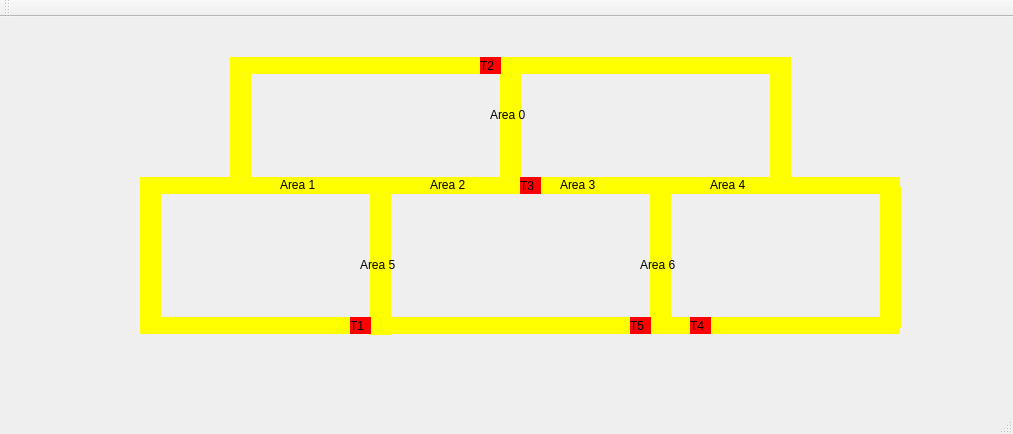
Before: the Qt Designer form mainwindow.ui in Ezeque/Projeto_2_SO, drawn with Qt 5.
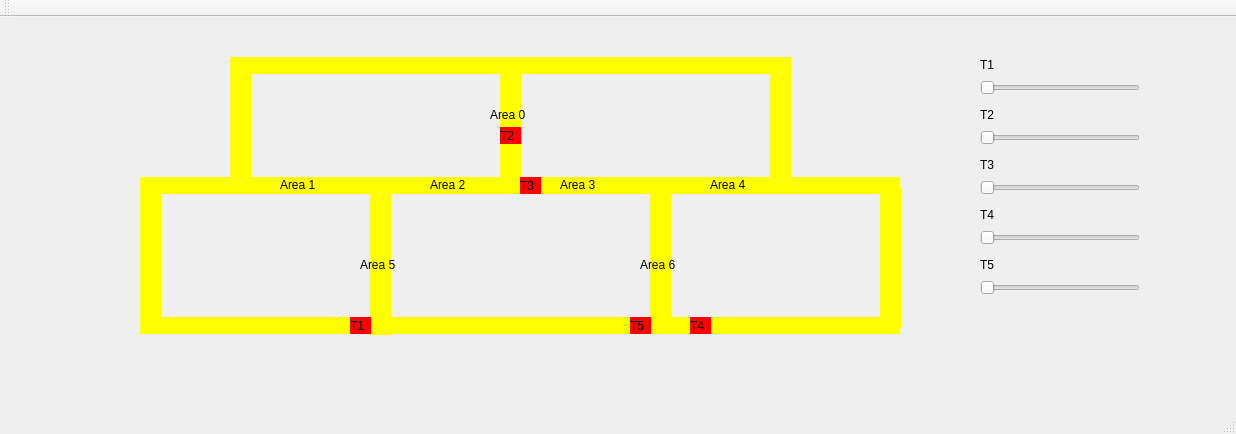
After: the same form once the commit is applied.

Commit message: adicionados sliders de velocidade

```diff
--- a/mainwindow.ui
+++ b/mainwindow.ui
@@ -6,7 +6,7 @@
    <rect>
     <x>0</x>
     <y>0</y>
-    <width>1013</width>
+    <width>1236</width>
     <height>434</height>
    </rect>
   </property>
@@ -241,8 +241,8 @@
    <widget class="QLabel" name="label_trem2">
     <property name="geometry">
      <rect>
-      <x>480</x>
-      <y>40</y>
+      <x>500</x>
+      <y>110</y>
       <width>21</width>
       <height>17</height>
      </rect>
@@ -425,6 +425,136 @@
      <string>Area 6</string>
     </property>
    </widget>
+   <widget class="QSlider" name="velocidadeT1">
+    <property name="geometry">
+     <rect>
+      <x>980</x>
+      <y>60</y>
+      <width>160</width>
+      <height>22</height>
+     </rect>
+    </property>
+    <property name="orientation">
+     <enum>Qt::Horizontal</enum>
+    </property>
+   </widget>
+   <widget class="QSlider" name="velocidadeT2">
+    <property name="geometry">
+     <rect>
+      <x>980</x>
+      <y>110</y>
+      <width>160</width>
+      <height>22</height>
+     </rect>
+    </property>
+    <property name="orientation">
+     <enum>Qt::Horizontal</enum>
+    </property>
+   </widget>
+   <widget class="QSlider" name="velocidadeT3">
+    <property name="geometry">
+     <rect>
+      <x>980</x>
+      <y>160</y>
+      <width>160</width>
+      <height>22</height>
+     </rect>
+    </property>
+    <property name="orientation">
+     <enum>Qt::Horizontal</enum>
+    </property>
+   </widget>
+   <widget class="QSlider" name="velocidadeT4">
+    <property name="geometry">
+     <rect>
+      <x>980</x>
+      <y>210</y>
+      <width>160</width>
+      <height>22</height>
+     </rect>
+    </property>
+    <property name="orientation">
+     <enum>Qt::Horizontal</enum>
+    </property>
+   </widget>
+   <widget class="QSlider" name="velocidadeT5">
+    <property name="geometry">
+     <rect>
+      <x>980</x>
+      <y>260</y>
+      <width>160</width>
+      <height>22</height>
+     </rect>
+    </property>
+    <property name="orientation">
+     <enum>Qt::Horizontal</enum>
+    </property>
+   </widget>
+   <widget class="QLabel" name="label_8">
+    <property name="geometry">
+     <rect>
+      <x>980</x>
+      <y>40</y>
+      <width>49</width>
+      <height>16</height>
+     </rect>
+    </property>
+    <property name="text">
+     <string>T1</string>
+    </property>
+   </widget>
+   <widget class="QLabel" name="label_9">
+    <property name="geometry">
+     <rect>
+      <x>980</x>
+      <y>90</y>
+      <width>49</width>
+      <height>16</height>
+     </rect>
+    </property>
+    <property name="text">
+     <string>T2</string>
+    </property>
+   </widget>
+   <widget class="QLabel" name="label_10">
+    <property name="geometry">
+     <rect>
+      <x>980</x>
+      <y>140</y>
+      <width>49</width>
+      <height>16</height>
+     </rect>
+    </property>
+    <property name="text">
+     <string>T3</string>
+    </property>
+   </widget>
+   <widget class="QLabel" name="label_11">
+    <property name="geometry">
+     <rect>
+      <x>980</x>
+      <y>190</y>
+      <width>49</width>
+      <height>16</height>
+     </rect>
+    </property>
+    <property name="text">
+     <string>T4</string>
+    </property>
+   </widget>
+   <widget class="QLabel" name="label_12">
+    <property name="geometry">
+     <rect>
+      <x>980</x>
+      <y>240</y>
+      <width>49</width>
+      <height>16</height>
+     </rect>
+    </property>
+    <property name="text">
+     <string>T5</string>
+    </property>
+   </widget>
   </widget>
   <widget class="QMenuBar" name="menuBar">
    <property name="geometry">
```
Left out of the diff: 2 changed lines with no effect on the pictures. The commit also changes 1 other file.
